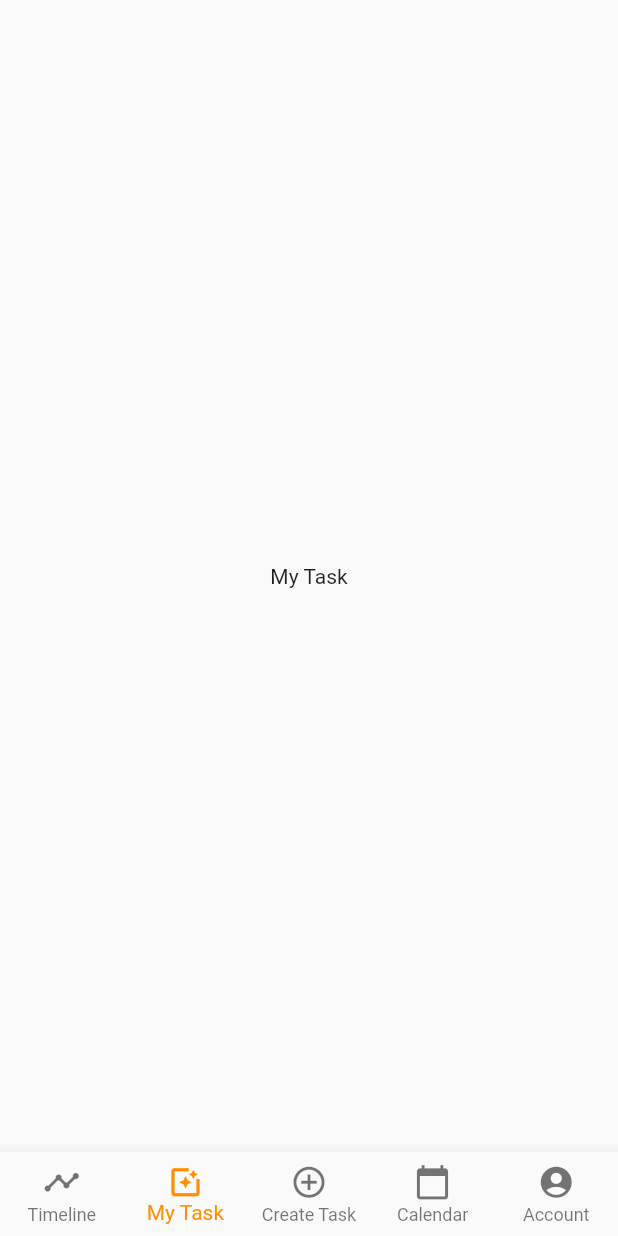
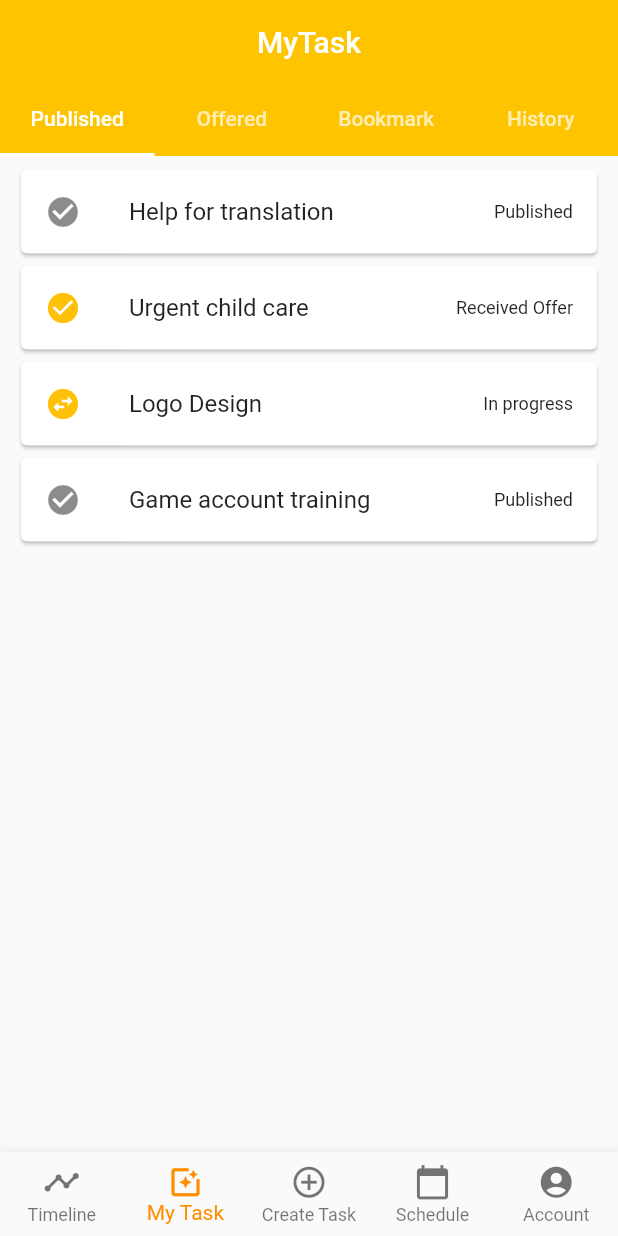
Before and after one commit to xiaojun98/TaskPro, a Flutter app: the MainNavigation screen opened directly, item 2 of the bottom bar chosen, on a phone screen of 412 x 824 dp. Run offline on Flutter 3.47's test engine with Material 2 defaults, Android fonts, the light colour scheme and no system bars; our stand-ins replace table_calendar; missing offline and left inert: moneytextformfield.

Commit message:
TaskPro v1

```diff
--- a/lib/Login.dart
+++ b/lib/Login.dart
@@ -17,9 +17,9 @@ class _HomeState extends State<Login> {
   Widget build(BuildContext context) {
     return Scaffold(
         appBar: AppBar(title : Text('TaskPro'),
-    centerTitle: true ,
-    elevation: 0.0,
-    backgroundColor: Colors.amberAccent[400],),
+          centerTitle: true ,
+          elevation: 0.0,
+          backgroundColor: Colors.amberAccent[400],),
         body: Center(
           child : Column(
             mainAxisAlignment: MainAxisAlignment.start,
--- a/lib/MainNavigation.dart
+++ b/lib/MainNavigation.dart
@@ -1,4 +1,9 @@
 import 'package:flutter/material.dart';
+import 'Timeline.dart';
+import 'MyTask.dart';
+import 'CreateTask.dart';
+import 'MySchedule.dart';
+import 'Account.dart';
 
 void main() => runApp(MaterialApp(
   home : MainNavigation(),
@@ -15,11 +20,11 @@ class _HomeState extends State<MainNavigation> {
   int _currentIndex = 0;
 
   final tabs = [
-    Center(child:Text('Timeline')),
-    Center(child:Text('My Task')),
-    Center(child:Text('Create Task')),
-    Center(child:Text('Schedule')),
-    Center(child:Text('Account')),
+    Timeline(),
+    MyTask(),
+    CreateTask(),
+    MySchedule(),
+    Account(),
   ];
   @override
   Widget build(BuildContext context) {
@@ -43,7 +48,7 @@ class _HomeState extends State<MainNavigation> {
             ),
             BottomNavigationBarItem(
               icon: Icon(Icons.calendar_today),
-              title: Text('Calendar'),
+              title: Text('Schedule'),
             ),
             BottomNavigationBarItem(
               icon: Icon(Icons.account_circle),
@@ -60,7 +65,4 @@ class _HomeState extends State<MainNavigation> {
         ),
         );
   }
-
-
-
 }
--- /dev/null
+++ b/lib/MySchedule.dart
@@ -0,0 +1,101 @@
+import 'package:flutter/cupertino.dart';
+import 'package:flutter/material.dart';
+import 'package:flutter/widgets.dart';
+import 'package:table_calendar/table_calendar.dart';
+
+class MySchedule extends StatefulWidget {
+  _HomeState createState() => _HomeState();
+}
+
+class _HomeState extends State<MySchedule> {
+  @override
+  List <Task> deadlines = [
+    Task('Help for translation','2020-05-18',0),
+    Task('Urgent child care','2020-05-20',1),
+    Task('Logo Design','2020-05-21',3),
+    Task('Game account training','2020-05-28',0),
+  ];
+
+  Widget build(BuildContext context) {
+    return Scaffold(
+      appBar: AppBar(
+        centerTitle: true,
+        title : Text('Schedule'),
+        elevation: 0.0,
+        backgroundColor: Colors.amberAccent[400],
+
+      ),
+      body: SingleChildScrollView(
+        child: Column(
+          children: <Widget>[
+            TableCalendar(
+              calendarController: CalendarController(),
+
+            ),
+            Padding(
+              padding: EdgeInsets.symmetric(vertical: 20),
+              child: Text('Upcoming deadlines',style: TextStyle(fontSize: 18,fontWeight: FontWeight.bold,fontFamily: 'OpenSans'),),
+            ),
+            Container(
+              margin: EdgeInsets.symmetric(vertical: 5,horizontal: 15),
+              height: 200,
+              child: ListView.builder(
+                padding: EdgeInsets.symmetric(vertical: 5,horizontal: 10),
+                itemCount: deadlines.length,
+                itemBuilder: (context,index){
+                  return Card(
+                    child: ListTile(
+                      onTap: (){},
+                      leading:  Column(
+                        mainAxisAlignment: MainAxisAlignment.center,
+                        children : <Widget>[
+                          Text('${deadlines[index].getDaysLeft()}',style: TextStyle(fontSize: 20,fontWeight: FontWeight.bold),),
+                          Text('Days Left',style: TextStyle(fontSize: 7),),
+                        ],
+                      ),
+                      title: Text(deadlines[index].taskTitle),
+                      trailing: Text(deadlines[index].getDeadline(),style: TextStyle(fontSize: 12),),
+                    ),
+                  );
+                }
+              ),
+            ),
+          ],
+        )
+      ),
+    );
+  }
+}
+
+class Task{
+  int status;
+  String taskTitle;
+  String deadline;
+
+  Task (String taskTitle,String deadline,int status){
+    this.taskTitle=taskTitle;
+    this.deadline=deadline;
+    this.status=status;
+  }
+
+  String getStatus(){
+    switch(status){
+      case 0 : return 'Published' ;
+      case 1 : return 'Received Offer' ;
+      case 2 : return 'Completed' ;
+      case 3 : return 'In progress' ;
+      case 4 : return 'Cancelled' ;
+      case 5 : return 'Pending' ;
+      case 6 : return 'Expired' ;
+    }
+  }
+  String getDeadline(){
+    return deadline;
+  }
+
+  int getDaysLeft(){
+    DateTime end = DateTime.parse(deadline);
+    DateTime now = DateTime.now();
+    return end.difference(now).inDays;
+  }
+}
--- /dev/null
+++ b/lib/MyTask.dart
@@ -0,0 +1,155 @@
+import 'package:flutter/cupertino.dart';
+import 'package:flutter/material.dart';
+
+class MyTask extends StatefulWidget {
+  _HomeState createState() => _HomeState();
+}
+
+class _HomeState extends State<MyTask> {
+  List <Task> taskPub = [
+    Task('Help for translation','SampleMe',0,false),
+    Task('Urgent child care','SampleMe',1,false),
+    Task('Logo Design','SampleMe',3,false),
+    Task('Game account training','SampleMe',0,false),
+  ];
+  List <Task> taskOff = [
+    Task('Cheque Deposit Runner','Alicia Ong',5,false),
+    Task('Item Delivery','Tan Win Yin',3,false),
+    Task('Household Cleaner','Mohd Syafiq',5,false),
+  ];
+  List <Task> history = [
+    Task('Shopper needed','Lim Mei Li',2,false),
+    Task('House tuition teacher','Vincent Tan',4,false),
+    Task('Beauty lesson 1 on 1','Chiew YanKee',6,false),
+  ];
+  List <Task> bookmark = [
+    Task('Photographer needed','Tan Kin Yen',0,true),
+    Task('Help to edit this poster','Ivan Koov',1,true),
+  ];
+
+  Icon _getIcon(int status){
+    switch(status){
+      case 0: return Icon(Icons.check_circle);
+      case 1: return Icon(Icons.check_circle,color: Colors.amber,);
+      case 2: return Icon(Icons.check_circle,color: Colors.greenAccent[700],);
+      case 3: return Icon(Icons.swap_horizontal_circle,color: Colors.amber,);
+      case 4: return Icon(Icons.remove_circle,color: Colors.red,);
+      case 5: return Icon(Icons.swap_horizontal_circle,);
+      case 6: return Icon(Icons.timer_off,color: Colors.red,);
+    }
+  }
+
+  @override
+  Widget build(BuildContext context) {
+    return DefaultTabController(
+      length: 4,
+      child: Scaffold(
+        appBar: AppBar(title : Text('MyTask'),
+          centerTitle: true ,
+          elevation: 0.0,
+          backgroundColor: Colors.amberAccent[400],
+          bottom: TabBar(
+            indicatorColor: Colors.white,
+            tabs: <Widget>[
+              Tab(text: 'Published',),
+              Tab(text: 'Offered',),
+              Tab(text: 'Bookmark',),
+              Tab(text: 'History',),
+            ],
+          ),
+        ),
+
+        body: TabBarView(
+          children: <Widget>[
+            ListView.builder(
+              padding: EdgeInsets.symmetric(vertical: 5,horizontal: 10),
+              itemCount: taskPub.length,
+              itemBuilder: (context,index){
+                return Card(
+                  child: ListTile(
+                    onTap: (){},
+                    leading: _getIcon(taskPub[index].status),
+                    title: Text(taskPub[index].taskTitle),
+                    trailing: Text(taskPub[index].getStatus(),style: TextStyle(fontSize: 12),),
+                  ),
+                );
+              }
+            ),
+            ListView.builder(
+              padding: EdgeInsets.symmetric(vertical: 5,horizontal: 10),
+              itemCount: taskOff.length,
+              itemBuilder: (context,index){
+                return Card(
+                  child: ListTile(
+                    onTap: (){},
+                    leading: _getIcon(taskOff[index].status),
+                    title: Text(taskOff[index].taskTitle),
+//                      subtitle: Text(taskOff[index].getPublisher(),style: TextStyle(fontSize: 12)),
+                    trailing: Text(taskOff[index].getStatus(),style: TextStyle(fontSize: 12),),
+                  ),
+                );
+              }
+            ),
+            ListView.builder(
+              padding: EdgeInsets.symmetric(vertical: 5,horizontal: 10),
+              itemCount: bookmark.length,
+              itemBuilder: (context,index){
+                return Card(
+                  child: ListTile(
+                    onTap: (){},
+                    leading: Icon(Icons.bookmark),
+                    title: Text(bookmark[index].taskTitle),
+                    trailing: Text(bookmark[index].getStatus(),style: TextStyle(fontSize: 12),),
+                  ),
+                );
+              }
+          ),
+            ListView.builder(
+              padding: EdgeInsets.symmetric(vertical: 5,horizontal: 10),
+              itemCount: history.length,
+              itemBuilder: (context,index){
+                return Card(
+                  child: ListTile(
+                    onTap: (){},
+                    leading: _getIcon(history[index].status),
+                    title: Text(history[index].taskTitle),
+                    trailing: Text(history[index].getStatus(),style: TextStyle(fontSize: 12),),
+                  ),
+                );
+              }
+            ),
+          ],
+        ),
+      ),
+    );
+  }
+}
+
+class Task{
+  int status;
+  String taskTitle;
+  bool bookmark;
+  String publisher;
+
+  Task (String taskTitle,String publisher,int status,bool bm){
+    this.taskTitle=taskTitle;
+    this.publisher=publisher;
+    this.status=status;
+    this.bookmark=bm;
+  }
+
+  String getStatus(){
+    switch(status){
+      case 0 : return 'Published' ;
+      case 1 : return 'Received Offer' ;
+      case 2 : return 'Completed' ;
+      case 3 : return 'In progress' ;
+      case 4 : return 'Cancelled' ;
+      case 5 : return 'Pending' ;
+      case 6 : return 'Expired' ;
+    }
+  }
+  String getPublisher(){
+    return publisher;
+    }
+  }
--- a/lib/Register.dart
+++ b/lib/Register.dart
@@ -102,9 +102,7 @@ class _HomeState extends State<Register> {
                       children: <Widget>[
                         OutlineButton(
                           onPressed: (){
-//              Navigator.push(
-//                  context,
-//                  MaterialPageRoute(builder: (context) => Login()));
+                            //register
                           },
                           child: Text ('Register',
                             style: TextStyle(fontSize: 18,color: Colors.amberAccent[400],fontFamily: 'OpenSansR'),),
--- a/pubspec.yaml
+++ b/pubspec.yaml
@@ -23,6 +23,9 @@ dependencies:
   # The following adds the Cupertino Icons font to your application.
   # Use with the CupertinoIcons class for iOS style icons.
   cupertino_icons: ^0.1.2
+  table_calendar: ^2.2.3
+  datetime_picker_formfield: ^1.0.0
+  moneytextformfield: ^0.3.5+1
 
 dev_dependencies:
   flutter_test:
```
Also changed, not shown: lib/Account.dart (added, +139 -0 lines), lib/CreateTask.dart (added, +207 -0 lines), lib/Timeline.dart (added, +74 -0 lines), assets/profile-icon.png (added), pubspec.lock.
